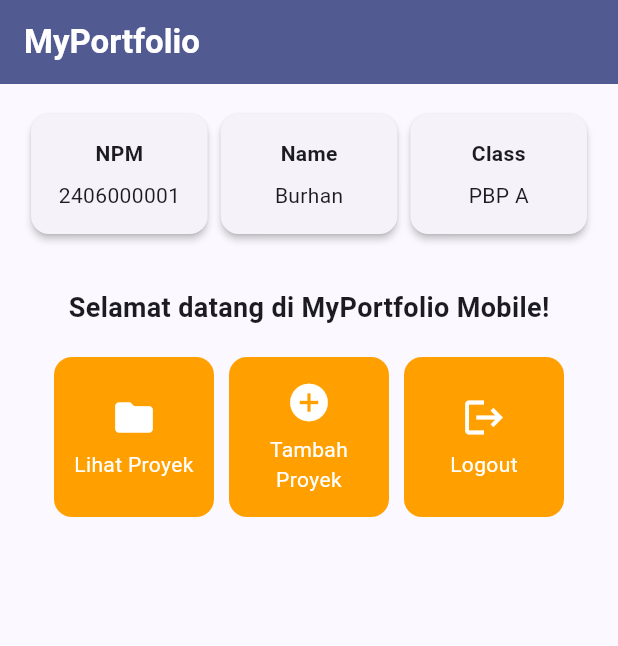
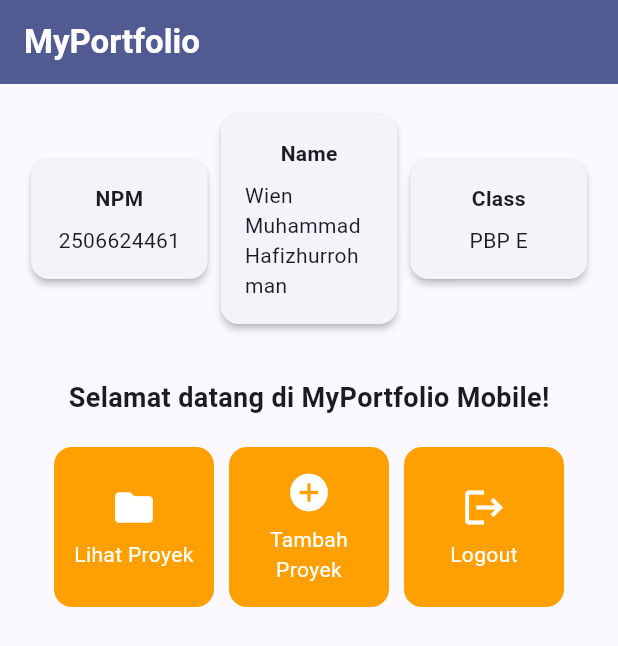
Before and after one commit to wafissh/myportofolio_mobile, a Flutter app: the screen it shows after launch, on a phone screen of 412 x 824 dp. Shown: the top 646 px of the screen. Run offline on Flutter 3.47's test engine with Material 3 defaults, Android fonts, the phone set to English and light mode, and no system bars.

Commit message:
feat: perbarui data profil pemilik portofolio

```diff
--- a/lib/menu.dart
+++ b/lib/menu.dart
@@ -3,9 +3,9 @@ import 'package:flutter/material.dart';
 class MyHomePage extends StatelessWidget {
   MyHomePage({super.key});
 
-  final String npm = "2406000001";
-  final String nama = "Burhan";
-  final String kelas = "PBP A";
+  final String npm = "2506624461";
+  final String nama = "Wien Muhammad Hafizhurrohman";
+  final String kelas = "PBP E";
 
   final List<ItemHomepage> items = [
     ItemHomepage("Lihat Proyek", Icons.folder),
```
